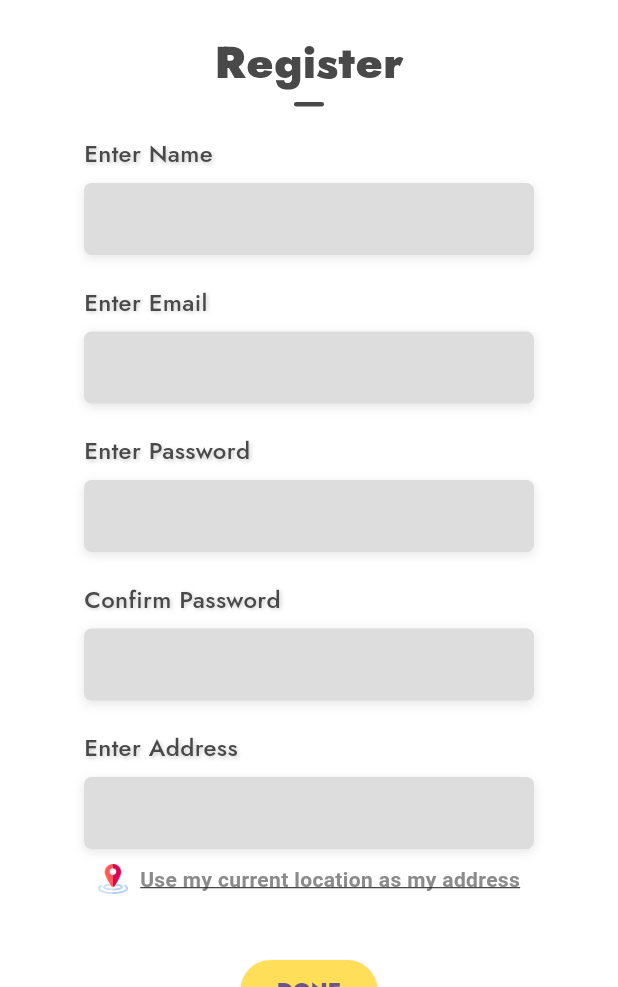
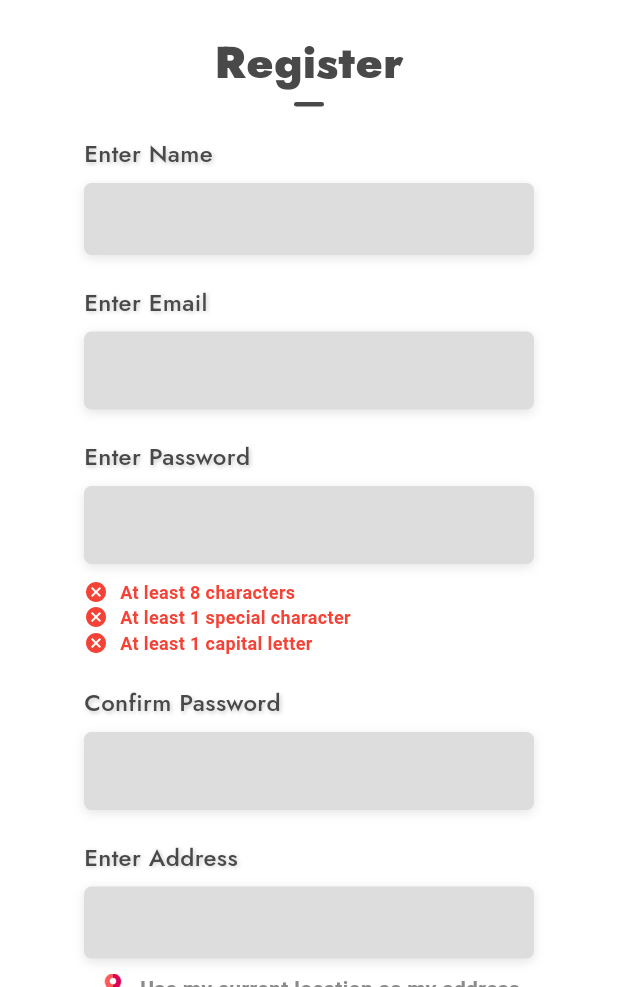
Before and after one commit to Cailo322/PyroSentrix, a Flutter app: the RegisterScreen screen opened directly, on a phone screen of 412 x 824 dp, the part 249-1236 px from its top. Run offline on Flutter 3.47's test engine with Material 3 defaults, Android fonts, the phone set to English and light mode, and no system bars; our stand-ins replace audioplayers, cloud_firestore, firebase_auth, firebase_core, firebase_messaging, flutter_local_notifications and 2 more; accounts and stored records are empty.

Commit message:
new register.dart

```diff
--- a/lib/custom_app_bar.dart
+++ b/lib/custom_app_bar.dart
@@ -232,6 +232,19 @@ class _CustomDrawerState extends State<CustomDrawer> {
             ),
             ListTile(
               leading: Image.asset(
+                'assets/devices.png',
+                width: 28,
+                height: 28,
+                fit: BoxFit.contain,
+              ),
+              title: Text('Picture',
+                  style: TextStyle(color: Color(0xFF494949), fontSize: 18)),
+              onTap: () {
+                Navigator.pushNamed(context, '/DevicesScreen');
+              },
+            ),
+            ListTile(
+              leading: Image.asset(
                 'assets/logout.png',
                 width: 28,
                 height: 28,
--- a/lib/register.dart
+++ b/lib/register.dart
@@ -24,53 +24,61 @@ class _RegisterScreenState extends State<RegisterScreen> {
   final TextEditingController _confirmPasswordController = TextEditingController();
   final TextEditingController _addressController = TextEditingController();
 
-  // Your Google API key for Geocoding (Make sure to store it securely, do not expose in production)
   final String googleApiKey = 'AIzaSyD21izdTx2qn4vPFcFzkSDB5xhdWxtoXuM';
 
-  // Function to request location permission and fetch current address
+  String? _emailError;
+  String? _passwordError;
+
+  List<String> _passwordRequirements = [
+    "At least 8 characters",
+    "At least 1 special character",
+    "At least 1 capital letter",
+  ];
+  Map<String, bool> _passwordStatus = {
+    "At least 8 characters": false,
+    "At least 1 special character": false,
+    "At least 1 capital letter": false,
+  };
+
+  void _updatePasswordStatus(String password) {
+    setState(() {
+      _passwordStatus["At least 8 characters"] = password.length >= 8;
+      _passwordStatus["At least 1 special character"] =
+          RegExp(r'[!@#$%^&*(),.?":{}|<>]').hasMatch(password);
+      _passwordStatus["At least 1 capital letter"] =
+          RegExp(r'[A-Z]').hasMatch(password);
+    });
+  }
+
   Future<void> _getCurrentLocation() async {
-    // Request location permission
     PermissionStatus permission = await Permission.location.request();
 
     if (permission.isGranted) {
-      // Get current location
       Position position = await Geolocator.getCurrentPosition(desiredAccuracy: LocationAccuracy.high);
-
-      // Log position to verify lat/lon
       print('Current Position: Lat: ${position.latitude}, Lon: ${position.longitude}');
-
-      // Call Google Geocoding API to convert lat/lon to address
       await _getAddressFromCoordinates(position.latitude, position.longitude);
     } else {
-      // If permission is denied, show a message
       ScaffoldMessenger.of(context).showSnackBar(
         SnackBar(content: Text('Location permission is required to use this feature')),
       );
     }
   }
 
-  // Function to get address from latitude and longitude using Google Geocoding API
   Future<void> _getAddressFromCoordinates(double latitude, double longitude) async {
     final String url = 'https://maps.googleapis.com/maps/api/geocode/json?latlng=$latitude,$longitude&key=$googleApiKey';
 
-    // Send HTTP request to the Google Geocoding API
     try {
       final response = await http.get(Uri.parse(url));
 
       if (response.statusCode == 200) {
-        // Parse the response
         Map<String, dynamic> data = json.decode(response.body);
 
         if (data['status'] == 'OK') {
-          // Extract the formatted address from the response
           String address = data['results'][0]['formatted_address'];
-
-          // Update the address field with the human-readable address
           setState(() {
             _addressController.text = address;
           });
-
-          print('Address: $address'); // Log the result for debugging
+          print('Address: $address');
         } else {
           setState(() {
             _addressController.text = "Address not found";
@@ -93,53 +101,63 @@ class _RegisterScreenState extends State<RegisterScreen> {
 
   void _registerUser() async {
     if (_passwordController.text != _confirmPasswordController.text) {
-      // Show error if passwords do not match
-      ScaffoldMessenger.of(context).showSnackBar(
-        SnackBar(content: Text('Passwords do not match')),
-      );
+      setState(() {
+        _passwordError = "Password does not match.";
+      });
       return;
+    } else {
+      setState(() {
+        _passwordError = null;
+      });
+    }
+
+    if (!_isValidEmail(_emailController.text.trim())) {
+      setState(() {
+        _emailError = "Please enter a valid email address.";
+      });
+      return;
+    } else {
+      setState(() {
+        _emailError = null;
+      });
     }
 
     try {
-      // Create user with email and password
       UserCredential userCredential = await _auth.createUserWithEmailAndPassword(
         email: _emailController.text.trim(),
         password: _passwordController.text.trim(),
       );
 
-      // Update display name
       await userCredential.user!.updateDisplayName(_nameController.text.trim());
-
-      // Send email verification
       await userCredential.user!.sendEmailVerification();
 
-      // Fetch fire stations based on user address
       final fireStations = await ApiService().fetchFireStations(_addressController.text.trim());
 
-      // Store user information in Firestore
       await _firestore.collection('users').doc(userCredential.user!.uid).set({
         'name': _nameController.text.trim(),
         'email': _emailController.text.trim(),
         'address': _addressController.text.trim(),
-        'fire_stations': fireStations, // Include fire stations with contact info
+        'fire_stations': fireStations,
       });
 
-      // Show message to check email for verification
       ScaffoldMessenger.of(context).showSnackBar(
         SnackBar(content: Text('Registration successful! Please verify your email before logging in.')),
       );
 
-      // Navigate to verification screen
       Navigator.pushReplacement(
         context,
         MaterialPageRoute(builder: (context) => VerificationScreen()),
       );
     } catch (e) {
-      // Show error message
       ScaffoldMessenger.of(context).showSnackBar(
         SnackBar(content: Text('Registration failed: ${e.toString()}')),
       );
     }
+  }
+
+  bool _isValidEmail(String email) {
+    final emailRegex = RegExp(r'^[^@\s]+@[^@\s]+\.[^@\s]+$');
+    return emailRegex.hasMatch(email);
   }
 
   @override
@@ -158,14 +176,12 @@ class _RegisterScreenState extends State<RegisterScreen> {
             mainAxisSize: MainAxisSize.min,
             crossAxisAlignment: CrossAxisAlignment.center,
             children: [
-              // Logo
               SizedBox(
                 width: 150,
                 height: 150,
                 child: Image.asset('assets/flashlogo.png'),
               ),
               SizedBox(height: 20),
-              // Register Title (No shadow applied here)
               Text(
                 'Register',
                 style: TextStyle(
@@ -176,7 +192,6 @@ class _RegisterScreenState extends State<RegisterScreen> {
                 ),
               ),
               SizedBox(height: 5),
-              // Underline with Rounded Edges for Register Title
               Container(
                 height: 3,
                 width: 20,
@@ -186,47 +201,40 @@ class _RegisterScreenState extends State<RegisterScreen> {
                 ),
               ),
               SizedBox(height: 20),
-              // Name Input
               _buildTextInput('Enter Name', _nameController),
               SizedBox(height: 20),
-              // Email Input
-              _buildTextInput('Enter Email', _emailController),
+              _buildEmailInput(),
               SizedBox(height: 20),
-              // Password Input
-              _buildPasswordInput('Enter Password', _passwordController),
+              _buildPasswordInput('Enter Password', _passwordController, showRequirements: true),
               SizedBox(height: 20),
-              // Confirm Password Input
-              _buildPasswordInput('Confirm Password', _confirmPasswordController),
+              _buildPasswordInput('Confirm Password', _confirmPasswordController, error: _passwordError, showRequirements: false),
               SizedBox(height: 20),
-              // Address Input
               _buildTextInput('Enter Address', _addressController),
               SizedBox(height: 10),
-              // Use Current Location Text
               GestureDetector(
                 onTap: _getCurrentLocation,
                 child: Row(
                   mainAxisAlignment: MainAxisAlignment.center,
                   children: [
                     Image.asset(
-                      'assets/location.png', // Location icon on the left
+                      'assets/location.png',
                       height: 20,
                       width: 20,
                     ),
-                    SizedBox(width: 8), // Spacing between the icon and text
+                    SizedBox(width: 8),
                     Text(
                       "Use my current location as my address",
                       style: TextStyle(
-                        color: Color(0xFF8B8B8B), // Text color
-                        fontSize: 14, // Smaller font size
+                        color: Color(0xFF8B8B8B),
+                        fontSize: 14,
                         fontWeight: FontWeight.bold,
-                        decoration: TextDecoration.underline, // Underline the text
+                        decoration: TextDecoration.underline,
                       ),
                     ),
                   ],
                 ),
               ),
               SizedBox(height: 40),
-              // Done Button
               ElevatedButton(
                 onPressed: _registerUser,
                 style: ElevatedButton.styleFrom(
@@ -238,7 +246,6 @@ class _RegisterScreenState extends State<RegisterScreen> {
                 ),
               ),
               SizedBox(height: 20),
-              // Login Redirect Text
               Row(
                 mainAxisAlignment: MainAxisAlignment.center,
                 children: [
@@ -265,7 +272,7 @@ class _RegisterScreenState extends State<RegisterScreen> {
                         fontSize: 16,
                         fontWeight: FontWeight.bold,
                         color: Colors.blue,
-                        decoration: TextDecoration.underline, // Underline the text
+                        decoration: TextDecoration.underline,
                       ),
                     ),
                   ),
@@ -278,7 +285,6 @@ class _RegisterScreenState extends State<RegisterScreen> {
     );
   }
 
-  // Helper method to build text input fields with box shadow
   Widget _buildTextInput(String labelText, TextEditingController controller) {
     return Container(
       width: 300,
@@ -327,8 +333,81 @@ class _RegisterScreenState extends State<RegisterScreen> {
     );
   }
 
-  // Helper method to build password input fields with box shadow
-  Widget _buildPasswordInput(String labelText, TextEditingController controller) {
+  Widget _buildEmailInput() {
+    return Container(
+      width: 300,
+      child: Column(
+        crossAxisAlignment: CrossAxisAlignment.start,
+        children: [
+          Text(
+            'Enter Email',
+            style: TextStyle(
+              fontFamily: 'Jost',
+              fontSize: 16,
+              fontWeight: FontWeight.w500,
+              color: Color(0xFF494949),
+              shadows: [
+                Shadow(
+                  blurRadius: 3,
+                  color: Colors.black.withOpacity(0.2),
+                  offset: Offset(1, 1),
+                ),
+              ],
+            ),
+          ),
+          SizedBox(height: 8),
+          Container(
+            decoration: BoxDecoration(
+              color: _emailError != null ? Colors.orange[50] : Color(0xFFDDDDDD),
+              borderRadius: BorderRadius.circular(5),
+              boxShadow: [
+                BoxShadow(
+                  color: Colors.black.withOpacity(0.1),
+                  blurRadius: 5,
+                  offset: Offset(0, 2),
+                ),
+              ],
+              border: Border.all(
+                color: _emailError != null ? Colors.orange : Colors.transparent,
+                width: 2,
+              ),
+            ),
+            child: TextField(
+              controller: _emailController,
+              decoration: InputDecoration(
+                border: InputBorder.none,
+                contentPadding: EdgeInsets.symmetric(horizontal: 10),
+              ),
+            ),
+          ),
+          if (_emailError != null)
+            Padding(
+              padding: const EdgeInsets.only(top: 8.0),
+              child: Row(
+                children: [
+                  Image.asset(
+                    'assets/warning2.png', // Add the warning icon
+                    height: 16,
+                    width: 16,
+                  ),
+                  SizedBox(width: 8), // Add some space between the icon and the text
+                  Text(
+                    _emailError!,
+                    style: TextStyle(
+                      color: Colors.orange,
+                      fontSize: 12,
+                      fontWeight: FontWeight.bold,
+                    ),
+                  ),
+                ],
+              ),
+            ),
+        ],
+      ),
+    );
+  }
+
+  Widget _buildPasswordInput(String labelText, TextEditingController controller, {String? error, bool showRequirements = false}) {
     return Container(
       width: 300,
       child: Column(
@@ -353,7 +432,7 @@ class _RegisterScreenState extends State<RegisterScreen> {
           SizedBox(height: 8),
           Container(
             decoration: BoxDecoration(
-              color: Color(0xFFDDDDDD),
+              color: error != null ? Colors.orange[50] : Color(0xFFDDDDDD),
               borderRadius: BorderRadius.circular(5),
               boxShadow: [
                 BoxShadow(
@@ -362,6 +441,10 @@ class _RegisterScreenState extends State<RegisterScreen> {
                   offset: Offset(0, 2),
                 ),
               ],
+              border: Border.all(
+                color: error != null ? Colors.orange : Colors.transparent,
+                width: 2,
+              ),
             ),
             child: TextField(
               controller: controller,
@@ -370,10 +453,66 @@ class _RegisterScreenState extends State<RegisterScreen> {
                 border: InputBorder.none,
                 contentPadding: EdgeInsets.symmetric(horizontal: 10),
               ),
+              onChanged: (value) {
+                if (showRequirements) {
+                  _updatePasswordStatus(value);
+                }
+              },
             ),
           ),
+          if (showRequirements) ...[
+            SizedBox(height: 10),
+            Column(
+              crossAxisAlignment: CrossAxisAlignment.start,
+              children: _passwordRequirements.map((requirement) {
+                return Row(
+                  children: [
+                    Icon(
+                      _passwordStatus[requirement] == true
+                          ? Icons.check_circle
+                          : Icons.cancel,
+                      color: _passwordStatus[requirement] == true
+                          ? Colors.green
+                          : Colors.red,
+                      size: 16,
+                    ),
+                    SizedBox(width: 8),
+                    Text(
+                      requirement,
+                      style: TextStyle(
+                        color: _passwordStatus[requirement] == true
+                            ? Colors.green
+                            : Colors.red,
+                        fontSize: 12,
+                        fontWeight: FontWeight.bold,
+                      ),
+                    ),
+                  ],
+                );
+              }).toList(),
+            ),
+          ],
+          if (error != null)
+            Padding(
+              padding: const EdgeInsets.only(top: 8.0),
+              child: Row(
+                children: [
+                  Icon(Icons.warning, color: Colors.orange, size: 16),
+                  SizedBox(width: 8),
+                  Text(
+                    error,
+                    style: TextStyle(
+                      color: Colors.orange,
+                      fontSize: 12,
+                      fontWeight: FontWeight.bold,
+                    ),
+                  ),
+                ],
+              ),
+            ),
         ],
       ),
     );
   }
+
 }
```
Also changed, not shown: pubspec.lock.
